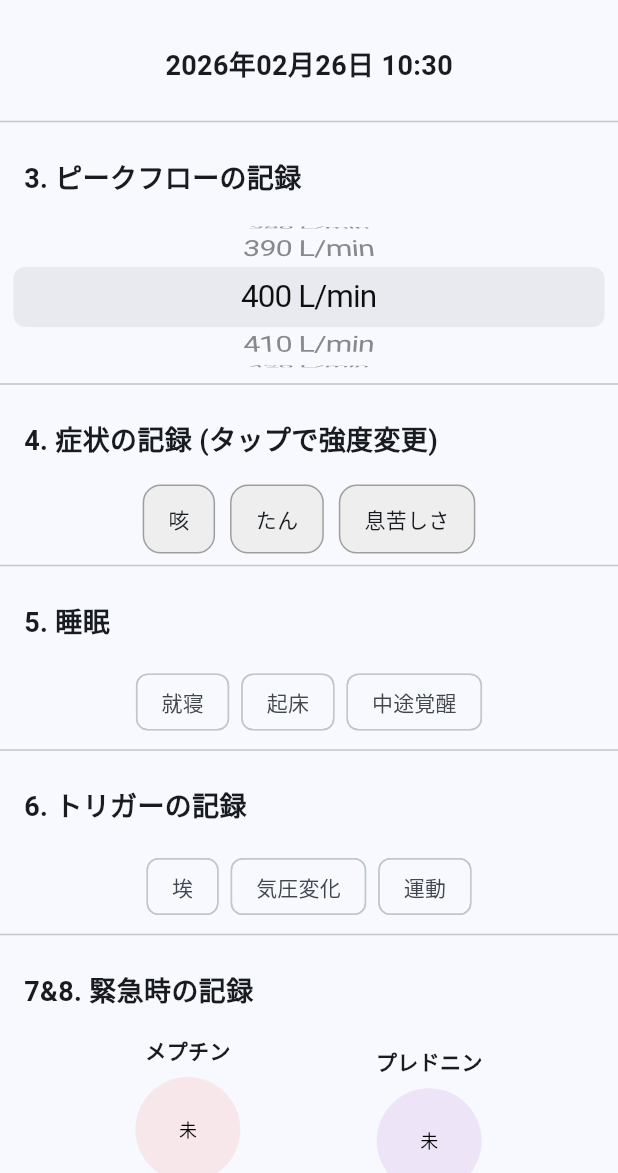
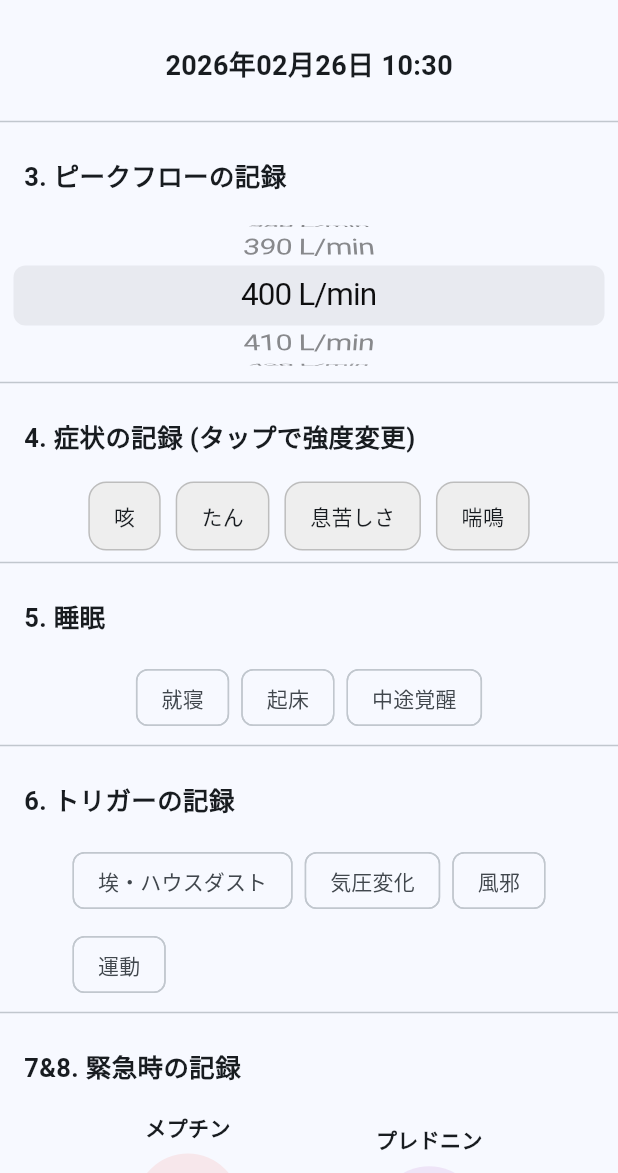
Before and after one commit to shimomari/asmane, a Flutter app: the screen it shows after launch, on a phone screen of 412 x 824 dp, the part 63-1236 px from its top. Run offline on Flutter 3.47's test engine with Material 3 defaults, Android fonts, the phone set to English and light mode, and no system bars.

Commit message:
メインUIと睡眠セクション対応の完成版

```diff
--- a/lib/main.dart
+++ b/lib/main.dart
@@ -31,12 +31,14 @@ class MainScreen extends StatefulWidget {
 }
 
 class _MainScreenState extends State<MainScreen> {
+  // --- 管理データ ---
   int _currentPeakFlow = 400;
-  List<String> _mySymptoms = ['咳', 'たん', '息苦しさ'];
-  List<String> _myTriggers = ['埃', '気圧変化', '運動'];
+  List<String> _mySymptoms = ['咳', 'たん', '息苦しさ', '喘鳴'];
+  List<String> _myTriggers = ['埃・ハウスダスト', '気圧変化', '風邪', '運動'];
   String _relieverName = "メプチン";
   String _pillName = "プレドニン";
 
+  // --- 状態（選択・回数） ---
   final Map<String, int> _symptomCounts = {};
   final Set<String> _selectedTriggers = {};
   final Set<String> _selectedSleep = {};
@@ -44,24 +46,21 @@ class _MainScreenState extends State<MainScreen> {
   int _relieverStock = 60;
   int _pillCount = 0;
 
-  String getNowTime() {
-    return DateFormat('yyyy年MM月dd日 HH:mm').format(DateTime.now());
-  }
-
-  Future<void> _goToSettings() async {
+  // 設定画面からデータを引き継ぐ
+  Future<void> _openRegistrationPage() async {
     final result = await Navigator.push(
       context,
       MaterialPageRoute(
-        builder: (context) => SettingsPage(
-          initialSymptoms: _mySymptoms,
-          initialTriggers: _myTriggers,
-          initialReliever: _relieverName,
-          initialPill: _pillName,
+        builder: (context) => MainUIRegistrationPage(
+          symptoms: _mySymptoms,
+          triggers: _myTriggers,
+          reliever: _relieverName,
+          pill: _pillName,
         ),
       ),
     );
 
-    if (result != null && result is Map<String, dynamic>) {
+    if (result != null) {
       setState(() {
         _mySymptoms = result['symptoms'];
         _myTriggers = result['triggers'];
@@ -75,46 +74,42 @@ class _MainScreenState extends State<MainScreen> {
   Widget build(BuildContext context) {
     return Scaffold(
       appBar: AppBar(title: const Text('アスマネ')),
-      drawer: Drawer(
-        child: ListView(
-          children: [
-            const DrawerHeader(
-              decoration: BoxDecoration(color: Colors.lightBlue),
-              child: Text('メニュー', style: TextStyle(color: Colors.white, fontSize: 24)),
-            ),
-            _menuItem(Icons.settings, "メインUI登録用設定", onTap: _goToSettings),
-            _menuItem(Icons.show_chart, "週のデータとグラフ"),
-            _menuItem(Icons.local_hospital, "ワンタップ受診"),
-          ],
-        ),
-      ),
+      drawer: _buildDrawer(),
       body: SingleChildScrollView(
         child: Column(
           children: [
+            // 日時表示
             Padding(
               padding: const EdgeInsets.all(16.0),
-              child: Text(getNowTime(), style: const TextStyle(fontSize: 18, fontWeight: FontWeight.bold)),
+              child: Text(DateFormat('yyyy年MM月dd日 HH:mm').format(DateTime.now()),
+              style: const TextStyle(fontSize: 18, fontWeight: FontWeight.bold)),
             ),
             const Divider(),
-            const SectionTitle(title: '3. ピークフローの記録'),
+
+            _buildSectionTitle('3. ピークフローの記録'),
             _buildPeakFlowPicker(),
             const Divider(),
-            const SectionTitle(title: '4. 症状の記録 (タップで強度変更)'),
-            _buildSymptomSection(),
+
+            _buildSectionTitle('4. 症状の記録 (タップで強度変更)'),
+            _buildSymptomGrid(), // ← 修正ポイント：常時表示
             const Divider(),
-            const SectionTitle(title: '5. 睡眠'),
+
+            _buildSectionTitle('5. 睡眠'),
             _buildWrapChips(['就寝', '起床', '中途覚醒'], _selectedSleep, Colors.blue),
             const Divider(),
-            const SectionTitle(title: '6. トリガーの記録'),
-            _buildWrapChips(_myTriggers, _selectedTriggers, Colors.green),
+
+            _buildSectionTitle('6. トリガーの記録'),
+            _buildWrapChips(_myTriggers, _selectedTriggers, Colors.green), // ← 修正ポイント：常時表示
             const Divider(),
-            const SectionTitle(title: '7&8. 緊急時の記録'),
+
+            _buildSectionTitle('7&8. 緊急時の記録'),
             _buildEmergencySection(),
             const Divider(),
-            const SectionTitle(title: '9. 自由メモ'),
+
+            _buildSectionTitle('9. 自由メモ'),
             const Padding(
               padding: EdgeInsets.symmetric(horizontal: 16),
-              child: TextField(maxLength: 50, decoration: InputDecoration(border: OutlineInputBorder())),
+              child: TextField(maxLength: 50, decoration: InputDecoration(border: OutlineInputBorder(), hintText: '50文字程度')),
             ),
             const SizedBox(height: 20),
             _buildSubmitButton(),
@@ -125,30 +120,58 @@ class _MainScreenState extends State<MainScreen> {
     );
   }
 
-  Widget _menuItem(IconData icon, String title, {VoidCallback? onTap}) {
+  // --- UI部品 ---
+
+  Widget _buildDrawer() {
+    return Drawer(
+      child: ListView(
+        children: [
+          const DrawerHeader(
+            decoration: BoxDecoration(color: Colors.lightBlue),
+            child: Text('アスマネ', style: TextStyle(color: Colors.white, fontSize: 24)),
+          ),
+          _drawerTile(Icons.bar_chart, "週のデータとグラフ", const WeeklyGraphPage()),
+          _drawerTile(Icons.calendar_view_month, "4週間のデータ(ACT)", const MonthlyGraphPage()),
+          _drawerTile(Icons.timeline, "年間のデータとグラフ", const YearlyGraphPage()),
+          _drawerTile(Icons.phone_in_talk, "ワンタップ受診", const OneTapCallPage()),
+          ListTile(
+            leading: const Icon(Icons.settings),
+            title: const Text("メインUI登録ページ"),
+            onTap: () {
+              Navigator.pop(context);
+              _openRegistrationPage();
+            },
+          ),
+          _drawerTile(Icons.person, "アカウントページ", const AccountPage()),
+        ],
+      ),
+    );
+  }
+
+  Widget _drawerTile(IconData icon, String title, Widget page) {
     return ListTile(
       leading: Icon(icon),
       title: Text(title),
       onTap: () {
         Navigator.pop(context);
-        if (onTap != null) onTap();
+        Navigator.push(context, MaterialPageRoute(builder: (context) => page));
       },
     );
   }
 
-  Widget _buildPeakFlowPicker() {
-    return SizedBox(
-      height: 100,
-      child: CupertinoPicker(
-        itemExtent: 40,
-        scrollController: FixedExtentScrollController(initialItem: (_currentPeakFlow - 100) ~/ 10),
-        onSelectedItemChanged: (i) => setState(() => _currentPeakFlow = 100 + (i * 10)),
-        children: List.generate(71, (i) => Center(child: Text('${100 + (i * 10)} L/min'))),
-      ),
+  Widget _buildSectionTitle(String title) {
+    return Padding(
+      padding: const EdgeInsets.all(16),
+      child: Align(alignment: Alignment.centerLeft, child: Text(title, style: const TextStyle(fontSize: 17, fontWeight: FontWeight.bold))),
     );
   }
 
-  Widget _buildSymptomSection() {
+  Widget _buildPeakFlowPicker() {
+    return SizedBox(height: 100, child: CupertinoPicker(itemExtent: 40, scrollController: FixedExtentScrollController(initialItem: (_currentPeakFlow - 100) ~/ 10), onSelectedItemChanged: (i) => setState(() => _currentPeakFlow = 100 + (i * 10)), children: List.generate(71, (i) => Center(child: Text('${100 + (i * 10)} L/min')))));
+  }
+
+  // 症状セクション（最初から並んでいる状態）
+  Widget _buildSymptomGrid() {
     return Padding(
       padding: const EdgeInsets.symmetric(horizontal: 16),
       child: Wrap(
@@ -157,11 +180,9 @@ class _MainScreenState extends State<MainScreen> {
         children: _mySymptoms.map((s) {
           int count = _symptomCounts[s] ?? 0;
           Color bgColor = Colors.grey[200]!;
-          String label = s;
-          if (count == 1) { bgColor = Colors.orange[100]!; label = "$s(軽)"; }
-          if (count == 2) { bgColor = Colors.orange[300]!; label = "$s(中)"; }
-          if (count == 3) { bgColor = Colors.red[400]!; label = "$s(重)"; }
-
+          if (count == 1) bgColor = Colors.orange[100]!;
+          if (count == 2) bgColor = Colors.orange[300]!;
+          if (count == 3) bgColor = Colors.red[400]!;
           return GestureDetector(
             onTap: () => setState(() => _symptomCounts[s] = (count + 1) % 4),
             child: Container(
@@ -169,9 +190,12 @@ class _MainScreenState extends State<MainScreen> {
               decoration: BoxDecoration(
                 color: bgColor,
                 borderRadius: BorderRadius.circular(12),
-                border: Border.all(color: count > 0 ? Colors.orange : Colors.grey),
+                border: Border.all(color: count > 0 ? Colors.orange : Colors.grey.shade400),
               ),
-              child: Text(label, style: TextStyle(fontWeight: count > 0 ? FontWeight.bold : FontWeight.normal)),
+              child: Text(
+                count > 0 ? "$s(${['','軽','中','重'][count]})" : s,
+                style: TextStyle(fontWeight: count > 0 ? FontWeight.bold : FontWeight.normal),
+              ),
             ),
           );
         }).toList(),
@@ -184,53 +208,41 @@ class _MainScreenState extends State<MainScreen> {
       padding: const EdgeInsets.symmetric(horizontal: 16),
       child: Wrap(
         spacing: 8,
-        children: list.map((item) {
-          final isSel = selectionSet.contains(item);
-          return FilterChip(
+        runSpacing: 8,
+        children: list.map((item) => FilterChip(
           label: Text(item),
-            selected: isSel,
+          selected: selectionSet.contains(item),
           selectedColor: color.withValues(alpha: 0.3),
           onSelected: (val) => setState(() => val ? selectionSet.add(item) : selectionSet.remove(item)),
-          );
-        }).toList(),
+        )).toList(),
       ),
     );
   }
 
   Widget _buildEmergencySection() {
-    return Row(
-      mainAxisAlignment: MainAxisAlignment.spaceEvenly,
-      children: [
-        _emergencyButton(_relieverName, _relieverCount, Colors.red, () {
-          setState(() {
+    return Row(mainAxisAlignment: MainAxisAlignment.spaceEvenly, children: [
+      _emergencyButton(_relieverName, _relieverCount, Colors.red, () => setState(() {
         _relieverCount = (_relieverCount + 1) % 5;
         if (_relieverCount != 0 && _relieverStock > 0) _relieverStock--;
-          });
-        }, "残量: $_relieverStock"),
-        _emergencyButton(_pillName, _pillCount, Colors.purple, () {
-          setState(() => _pillCount = (_pillCount + 1) % 3);
-        }, ""),
-      ],
-    );
+      }), "残量: $_relieverStock"),
+      _emergencyButton(_pillName, _pillCount, Colors.purple, () => setState(() => _pillCount = (_pillCount + 1) % 3), ""),
+    ]);
   }
 
-  Widget _emergencyButton(String name, int count, Color color, VoidCallback onTap, String subText) {
-    double alpha = count == 0 ? 0.1 : (count * 0.25);
-    return Column(
-      children: [
+  Widget _emergencyButton(String name, int count, Color color, VoidCallback onTap, String sub) {
+    return Column(children: [
       Text(name, style: const TextStyle(fontWeight: FontWeight.bold)),
       const SizedBox(height: 8),
       GestureDetector(
         onTap: onTap,
         child: CircleAvatar(
           radius: 35,
-            backgroundColor: color.withValues(alpha: alpha),
-            child: Text(count == 0 ? "未" : "$count回", style: const TextStyle(color: Colors.black, fontSize: 12)),
+          backgroundColor: color.withValues(alpha: count == 0 ? 0.1 : count * 0.25),
+          child: Text(count == 0 ? "未" : "$count回", style: const TextStyle(color: Colors.black, fontSize: 13, fontWeight: FontWeight.bold)),
         ),
       ),
-        if (subText.isNotEmpty) Text(subText, style: const TextStyle(fontSize: 10)),
-      ],
-    );
+      if (sub.isNotEmpty) Text(sub, style: const TextStyle(fontSize: 11))
+    ]);
   }
 
   Widget _buildSubmitButton() {
@@ -239,10 +251,10 @@ class _MainScreenState extends State<MainScreen> {
       child: ElevatedButton(
         onPressed: () => ScaffoldMessenger.of(context).showSnackBar(const SnackBar(content: Text("登録しました"))),
         style: ElevatedButton.styleFrom(
-          minimumSize: const Size(double.infinity, 50),
+          minimumSize: const Size(double.infinity, 56),
           backgroundColor: Colors.blueAccent,
           foregroundColor: Colors.white,
-          shape: RoundedRectangleBorder(borderRadius: BorderRadius.circular(12)),
+          shape: RoundedRectangleBorder(borderRadius: BorderRadius.circular(16)),
         ),
         child: const Text("この内容で登録する", style: TextStyle(fontSize: 18, fontWeight: FontWeight.bold)),
       ),
@@ -250,91 +262,110 @@ class _MainScreenState extends State<MainScreen> {
   }
 }
 
-class SectionTitle extends StatelessWidget {
-  final String title;
-  const SectionTitle({super.key, required this.title});
+// --- 5. メインUI登録ページ ---
+class MainUIRegistrationPage extends StatefulWidget {
+  final List<String> symptoms;
+  final List<String> triggers;
+  final String reliever;
+  final String pill;
+
+  const MainUIRegistrationPage({super.key, required this.symptoms, required this.triggers, required this.reliever, required this.pill});
+
   @override
-  Widget build(BuildContext context) {
-    return Padding(
-      padding: const EdgeInsets.all(16),
-      child: Align(alignment: Alignment.centerLeft, child: Text(title, style: const TextStyle(fontSize: 18, fontWeight: FontWeight.bold))),
-    );
-  }
+  State<MainUIRegistrationPage> createState() => _MainUIRegistrationPageState();
 }
 
-class SettingsPage extends StatefulWidget {
-  final List<String> initialSymptoms;
-  final List<String> initialTriggers;
-  final String initialReliever;
-  final String initialPill;
-
-  const SettingsPage({super.key, required this.initialSymptoms, required this.initialTriggers, required this.initialReliever, required this.initialPill});
-
-  @override
-  State<SettingsPage> createState() => _SettingsPageState();
-}
-
-class _SettingsPageState extends State<SettingsPage> {
-  late List<String> syms;
-  late List<String> trigs;
-  late TextEditingController relCtrl;
-  late TextEditingController pillCtrl;
+class _MainUIRegistrationPageState extends State<MainUIRegistrationPage> {
+  late List<String> _tempSymptoms;
+  late List<String> _tempTriggers;
+  late TextEditingController _relieverCtrl;
+  late TextEditingController _pillCtrl;
 
   @override
   void initState() {
     super.initState();
-    syms = List.from(widget.initialSymptoms);
-    trigs = List.from(widget.initialTriggers);
-    relCtrl = TextEditingController(text: widget.initialReliever);
-    pillCtrl = TextEditingController(text: widget.initialPill);
+    _tempSymptoms = List.from(widget.symptoms);
+    _tempTriggers = List.from(widget.triggers);
+    _relieverCtrl = TextEditingController(text: widget.reliever);
+    _pillCtrl = TextEditingController(text: widget.pill);
   }
 
-  void _addItem(List<String> list) {
-    TextEditingController c = TextEditingController();
-    showDialog(
-      context: context,
-      builder: (ctx) => AlertDialog(
-        title: const Text("項目追加"),
-        content: TextField(controller: c, autofocus: true, decoration: const InputDecoration(hintText: "名前を入力")),
-        actions: [
-          TextButton(onPressed: () => Navigator.pop(ctx), child: const Text("キャンセル")),
-          TextButton(onPressed: () { if (c.text.isNotEmpty) setState(() => list.add(c.text)); Navigator.pop(ctx); }, child: const Text("追加")),
+  @override
+  Widget build(BuildContext context) {
+    return Scaffold(
+      appBar: AppBar(title: const Text("メインUI登録設定")),
+      body: ListView(
+        children: [
+          _buildHeader("① 症状のボタン管理"),
+          _buildEditableList(_tempSymptoms, "症状"),
+          const Divider(),
+          _buildHeader("② トリガーのボタン管理"),
+          _buildEditableList(_tempTriggers, "トリガー"),
+          const Divider(),
+          _buildHeader("③ お薬の名前設定"),
+          Padding(
+            padding: const EdgeInsets.symmetric(horizontal: 16),
+            child: Column(
+              children: [
+                TextField(controller: _relieverCtrl, decoration: const InputDecoration(labelText: "リリーバー（吸入など）")),
+                TextField(controller: _pillCtrl, decoration: const InputDecoration(labelText: "頓服（内服など）")),
+              ],
+            ),
+          ),
+          const SizedBox(height: 30),
+          Padding(
+            padding: const EdgeInsets.all(16),
+            child: ElevatedButton(
+              onPressed: () => Navigator.pop(context, {
+                'symptoms': _tempSymptoms,
+                'triggers': _tempTriggers,
+                'reliever': _relieverCtrl.text,
+                'pill': _pillCtrl.text
+              }),
+              style: ElevatedButton.styleFrom(minimumSize: const Size(double.infinity, 50), backgroundColor: Colors.blue),
+              child: const Text("保存して反映", style: TextStyle(color: Colors.white)),
+            ),
+          )
         ],
       ),
     );
   }
 
-  @override
-  Widget build(BuildContext context) {
-    return Scaffold(
-      appBar: AppBar(title: const Text("UI登録用設定")),
-      body: ListView(
-        padding: const EdgeInsets.all(16),
+  Widget _buildHeader(String title) {
+    return Padding(padding: const EdgeInsets.all(16), child: Text(title, style: const TextStyle(fontSize: 16, fontWeight: FontWeight.bold)));
+  }
+
+  Widget _buildEditableList(List<String> list, String type) {
+    return Padding(
+      padding: const EdgeInsets.symmetric(horizontal: 16),
+      child: Column(
+        crossAxisAlignment: CrossAxisAlignment.start,
         children: [
-          _editSection("表示する症状", syms),
-          const Divider(),
-          _editSection("表示するトリガー", trigs),
-          const Divider(),
-          const Text("薬剤名設定", style: TextStyle(fontWeight: FontWeight.bold)),
-          TextField(controller: relCtrl, decoration: const InputDecoration(labelText: "リリーバー薬")),
-          TextField(controller: pillCtrl, decoration: const InputDecoration(labelText: "頓服薬")),
-          const SizedBox(height: 40),
-          ElevatedButton(
-            onPressed: () => Navigator.pop(context, {'symptoms': syms, 'triggers': trigs, 'reliever': relCtrl.text, 'pill': pillCtrl.text}),
-            child: const Text("設定を保存して戻る"),
-          ),
+          Wrap(spacing: 8, children: list.map((e) => Chip(label: Text(e), onDeleted: () => setState(() => list.remove(e)))).toList()),
+          TextButton.icon(onPressed: () => _showAddDialog(list), icon: const Icon(Icons.add), label: Text("$typeを追加")),
         ],
       ),
     );
   }
 
-  Widget _editSection(String title, List<String> list) {
-    return Column(
-      crossAxisAlignment: CrossAxisAlignment.start,
-      children: [
-        Row(mainAxisAlignment: MainAxisAlignment.spaceBetween, children: [Text(title), IconButton(onPressed: () => _addItem(list), icon: const Icon(Icons.add))]),
-        Wrap(spacing: 8, children: list.map((e) => Chip(label: Text(e), onDeleted: () => setState(() => list.remove(e)))).toList()),
-      ],
-    );
+  void _showAddDialog(List<String> list) {
+
+    TextEditingController c = TextEditingController();
+    showDialog(context: context, builder: (ctx) => AlertDialog(
+      title: const Text("追加"),
+      content: TextField(controller: c, autofocus: true),
+
+      actions: [
+        TextButton(onPressed: () => Navigator.pop(ctx), child: const Text("キャンセル")),
+        TextButton(onPressed: () { if(c.text.isNotEmpty) setState(() => list.add(c.text)); Navigator.pop(ctx); }, child: const Text("追加"))
+      ]
+    ));
   }
 }
+
+// --- スタブページ ---
+class WeeklyGraphPage extends StatelessWidget { const WeeklyGraphPage({super.key}); @override Widget build(BuildContext context) { return Scaffold(appBar: AppBar(title: const Text("週のグラフ")), body: const Center(child: Text("折れ線グラフをここに実装"))); } }
+class MonthlyGraphPage extends StatelessWidget { const MonthlyGraphPage({super.key}); @override Widget build(BuildContext context) { return Scaffold(appBar: AppBar(title: const Text("4週間のデータ(ACT)")), body: const Center(child: Text("ACT自動計算ロジックをここに実装"))); } }
+class YearlyGraphPage extends StatelessWidget { const YearlyGraphPage({super.key}); @override Widget build(BuildContext context) { return Scaffold(appBar: AppBar(title: const Text("年間のグラフ")), body: const Center(child: Text("年間の傾向をここに実装"))); } }
+class OneTapCallPage extends StatelessWidget { const OneTapCallPage({super.key}); @override Widget build(BuildContext context) { return Scaffold(appBar: AppBar(title: const Text("ワンタップ受診")), body: const Center(child: Text("緊急連絡先ボタンをここに実装"))); } }
+class AccountPage extends StatelessWidget { const AccountPage({super.key}); @override Widget build(BuildContext context) { return Scaffold(appBar: AppBar(title: const Text("アカウント")), body: const Center(child: Text("ユーザー情報をここに実装"))); } }
```
Lines whose indentation alone changed are shown as unchanged.
